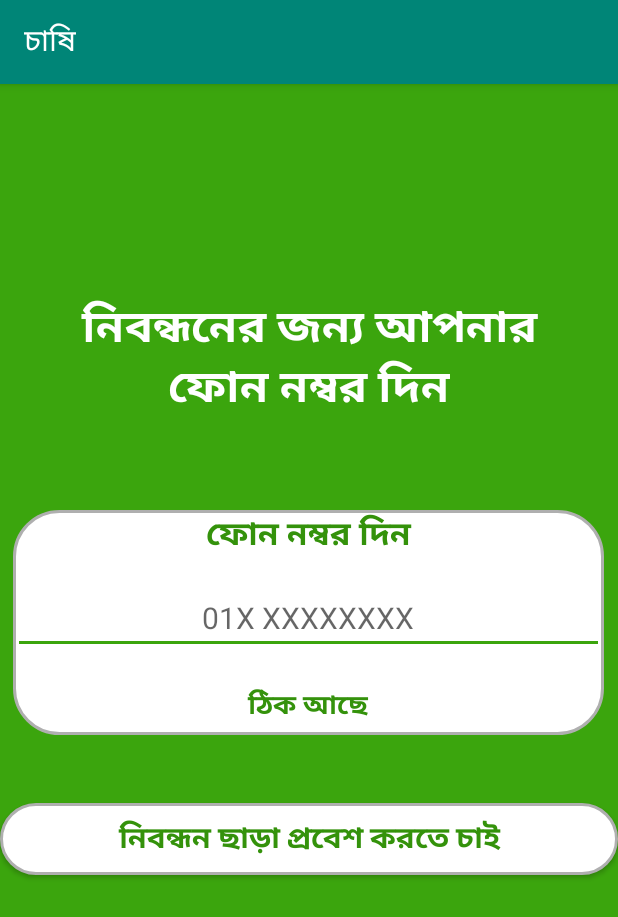
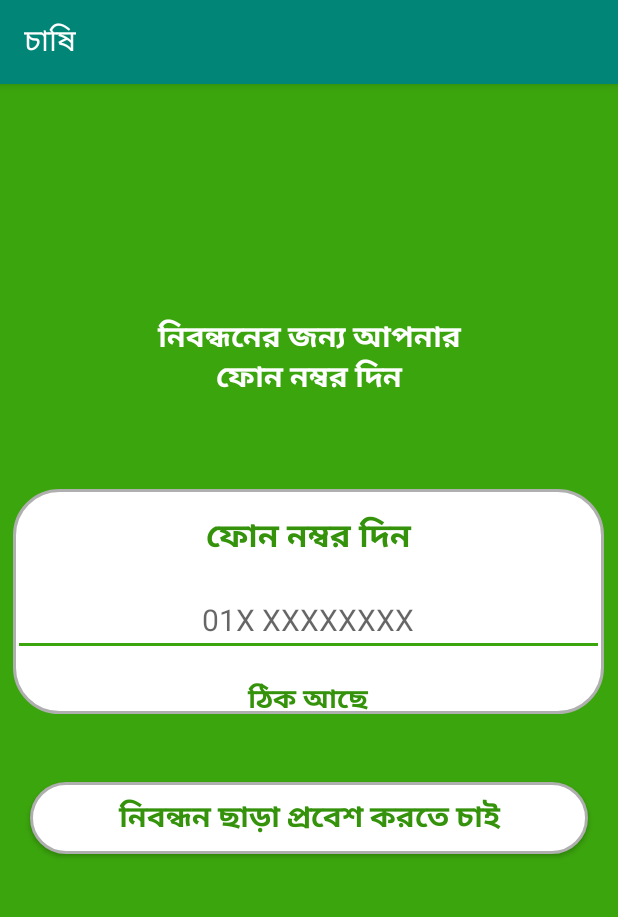
Before and after one commit to Smueez/chashi2, an Android app: the screen it shows after launch (Login_activity), on a phone screen of 412 x 824 dp. Shown: the top 917 px of the screen. Run offline under Robolectric (Android 15) with nearby library versions, the phone set to English and light mode, and no system bars; our stand-ins replace Firebase (no records; nobody signed in at launch, a user with empty details on screens opened directly).

Commit message:
donesom12

```diff
--- a/app/src/main/java/com/example/chashi/ui/home/HomeFragment.java
+++ b/app/src/main/java/com/example/chashi/ui/home/HomeFragment.java
@@ -74,7 +74,7 @@ public class HomeFragment extends Fragment {
         txt_humidity = (TextView) view.findViewById(R.id.humidity);
         linearLayout_product = view.findViewById(R.id.product_btn);
         linearLayout_forum=view.findViewById(R.id.forum_btn);
-        linearLayout_scan = view.findViewById(R.id.disease_btn);
+        linearLayout_scan = view.findViewById(R.id.diseaseCheck_btn);
         linearLayout_product.setOnClickListener(new View.OnClickListener() {
             @Override
             public void onClick(View v) {
--- a/app/src/main/res/layout/activity_login_activity.xml
+++ b/app/src/main/res/layout/activity_login_activity.xml
@@ -29,7 +29,7 @@
             android:gravity="center"
             android:text="নিবন্ধনের জন্য আপনার\nফোন নম্বর দিন"
             android:textColor="#FFFFFF"
-            android:textSize="30dp"
+            android:textSize="20dp"
             android:textStyle="bold" />
         <Space
             android:layout_width="match_parent"
@@ -56,6 +56,7 @@
                     android:gravity="center"
                     android:text="ফোন নম্বর দিন"
                     android:textColor="#34920B"
+                    android:layout_marginTop="15dp"
                     android:textSize="22dp"
                     android:textStyle="bold" />
 
@@ -87,6 +88,7 @@
                     android:text="ঠিক আছে"
                     android:textColor="#34920B"
                     android:textSize="18dp"
+
                     android:textStyle="bold" />
 
 
@@ -107,6 +109,8 @@
             android:text="নিবন্ধন ছাড়া প্রবেশ করতে চাই"
             android:textColor="#34920B"
             android:textSize="20dp"
+            android:layout_marginStart="20dp"
+            android:layout_marginEnd="20dp"
             android:textStyle="bold" />
     </LinearLayout>
 
--- a/app/src/main/res/layout/fragment_home.xml
+++ b/app/src/main/res/layout/fragment_home.xml
@@ -253,7 +253,7 @@
                         <ImageView
                             android:layout_width="80dp"
                             android:layout_height="80dp"
-                            android:src="@drawable/diseaseCheck"/>
+                            android:src="@drawable/diseasecheck"/>
                         <TextView
                             android:layout_width="wrap_content"
                             android:layout_height="wrap_content"
```
Also changed, not shown: app/src/main/res/drawable/diseasecheck.png (renamed from app/src/main/res/drawable/diseaseCheck.png).
